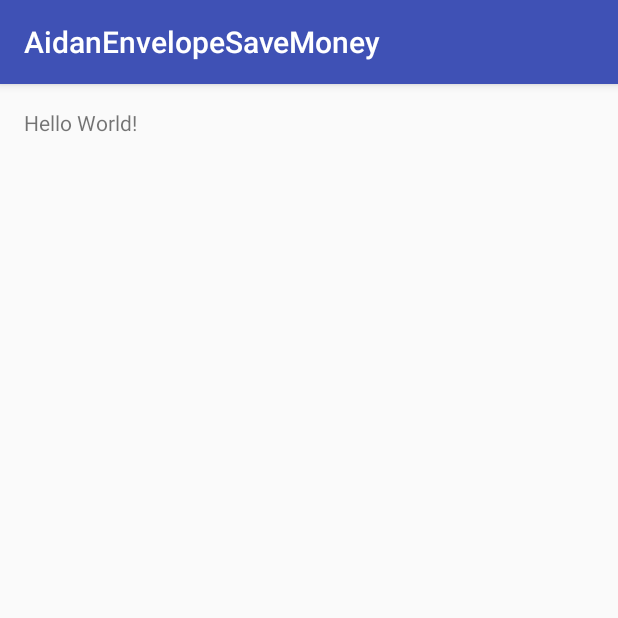
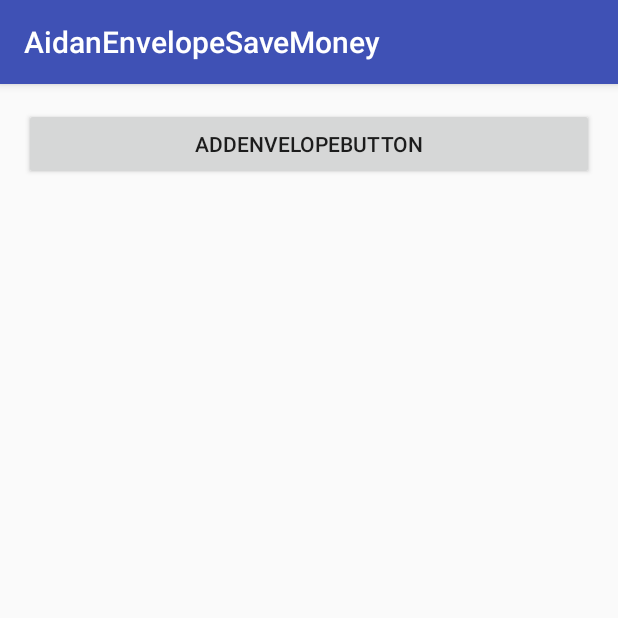
Before and after one commit to Aidan79225/Envelope, an Android app: the screen it shows after launch (MainActivity), on a phone screen of 412 x 824 dp, the top half of it. Run offline under Robolectric (Android 15) with nearby library versions, the phone set to English and light mode, and no system bars.

Commit message:
點擊新增信封袋

```diff
--- a/AidanEnvelopeSaveMoney/app/build.gradle
+++ b/AidanEnvelopeSaveMoney/app/build.gradle
@@ -4,7 +4,7 @@ android {
     compileSdkVersion 24
     buildToolsVersion "24.0.3"
     defaultConfig {
-        applicationId "com.example.aidan.aidanenvelopesavemoney"
+        applicationId "com.aidan.aidanenvelopesavemoney"
         minSdkVersion 15
         targetSdkVersion 24
         versionCode 1
--- a/AidanEnvelopeSaveMoney/app/src/main/AndroidManifest.xml
+++ b/AidanEnvelopeSaveMoney/app/src/main/AndroidManifest.xml
@@ -1,6 +1,6 @@
 <?xml version="1.0" encoding="utf-8"?>
 <manifest xmlns:android="http://schemas.android.com/apk/res/android"
-    package="com.example.aidan.aidanenvelopesavemoney">
+    package="com.aidan.aidanenvelopesavemoney">
 
     <application
         android:allowBackup="true"
--- /dev/null
+++ b/AidanEnvelopeSaveMoney/app/src/main/java/com/aidan/aidanenvelopesavemoney/EnvelopeList/EnvelopeAdapter.java
@@ -0,0 +1,83 @@
+package com.aidan.aidanenvelopesavemoney.EnvelopeList;
+
+import android.content.Context;
+import android.view.LayoutInflater;
+import android.view.View;
+import android.view.ViewGroup;
+import android.widget.BaseAdapter;
+import android.widget.ImageView;
+import android.widget.TextView;
+
+import com.aidan.aidanenvelopesavemoney.Model.Envelope;
+import com.aidan.aidanenvelopesavemoney.R;
+
+import java.util.ArrayList;
+import java.util.List;
+
+/**
+ * Created by Aidan on 2016/10/2.
+ */
+
+public class EnvelopeAdapter extends BaseAdapter implements EnvelopeListContract.newData{
+    private List<Envelope> envelopeList = new ArrayList<>();
+    private Context context;
+    private LayoutInflater inflater;
+    public  EnvelopeAdapter(Context context){
+        this.context = context;
+        inflater = LayoutInflater.from(context);
+    }
+    @Override
+    public int getCount() {
+        return envelopeList.size();
+    }
+
+    @Override
+    public Envelope getItem(int position) {
+        return envelopeList.get(position);
+    }
+
+    @Override
+    public long getItemId(int position) {
+        return position;
+    }
+
+    @Override
+    public View getView(int position, View convertView, ViewGroup parent) {
+        ViewHolder viewHolder;
+        if(convertView == null){
+            convertView = inflater.inflate(R.layout.item_envelope,parent,false);
+            viewHolder = new ViewHolder();
+            viewHolder.nameTextView = (TextView) convertView.findViewById(R.id.nameTextView);
+            viewHolder.surplusTextView = (TextView) convertView.findViewById(R.id.surplusTextView);
+            viewHolder.percentTextView = (TextView) convertView.findViewById(R.id.percentTextView);
+            viewHolder.iconImageView = (ImageView) convertView.findViewById(R.id.iconImageView);
+            convertView.setTag(viewHolder);
+        }else{
+            viewHolder = (ViewHolder) convertView.getTag();
+        }
+        viewHolder.setViewHolder(envelopeList.get(position));
+
+        return convertView;
+    }
+    public void setEnvelopeList(List<Envelope> envelopeList){
+        this.envelopeList = envelopeList;
+    }
+
+    @Override
+    public void update() {
+        notifyDataSetChanged();
+    }
+
+    public class ViewHolder{
+        public TextView nameTextView;
+        public TextView surplusTextView;
+        public TextView percentTextView;
+        public ImageView iconImageView;
+        public void setViewHolder(Envelope envelope){
+            float sup = envelope.getMax()-envelope.getCost();
+            nameTextView.setText(envelope.getName());
+            surplusTextView.setText(String.valueOf(sup));
+            percentTextView.setText(String.valueOf(sup *100.0 / envelope.getMax()) + "%");
+        }
+    }
+}
--- /dev/null
+++ b/AidanEnvelopeSaveMoney/app/src/main/java/com/aidan/aidanenvelopesavemoney/EnvelopeList/EnvelopeListContract.java
@@ -0,0 +1,24 @@
+package com.aidan.aidanenvelopesavemoney.EnvelopeList;
+
+import com.aidan.aidanenvelopesavemoney.Model.Envelope;
+
+/**
+ * Created by Aidan on 2016/10/1.
+ */
+
+public interface EnvelopeListContract {
+    interface view{
+        void findView();
+        void setEnvelopeGridView();
+        void setViewClick();
+    }
+    interface presenter{
+        void setAdapter(EnvelopeAdapter adapter);
+        void start();
+        void addEnvelopButtonClick();
+        void adapterLoadData();
+    }
+    interface newData{
+        void update();
+    }
+}
--- /dev/null
+++ b/AidanEnvelopeSaveMoney/app/src/main/java/com/aidan/aidanenvelopesavemoney/EnvelopeList/EnvelopeListFragment.java
@@ -0,0 +1,61 @@
+package com.aidan.aidanenvelopesavemoney.EnvelopeList;
+
+import android.app.Fragment;
+import android.content.Context;
+import android.os.Bundle;
+import android.view.LayoutInflater;
+import android.view.View;
+import android.view.ViewGroup;
+import android.widget.Button;
+import android.widget.GridView;
+
+import com.aidan.aidanenvelopesavemoney.R;
+
+/**
+ * Created by Aidan on 2016/10/1.
+ */
+
+public class EnvelopeListFragment extends Fragment implements EnvelopeListContract.view {
+    private View rootView;
+    private GridView envelopesGridView;
+    private Button addEnvelopeButton;
+    public EnvelopeListContract.presenter presenter;
+    @Override
+    public void onCreate(Bundle s){
+        super.onCreate(s);
+    }
+    @Override
+    public View onCreateView(LayoutInflater inflater, ViewGroup container, Bundle savedInstanceState) {
+        rootView = inflater.inflate(R.layout.fragment_envelope_list, container, false);
+        if(presenter == null){
+            presenter = new EnvelopeListPresenter(this);
+        }
+        presenter.start();
+        return rootView;
+    }
+
+    @Override
+    public void findView() {
+        envelopesGridView = (GridView) rootView.findViewById(R.id.envelopesGridView);
+        addEnvelopeButton =(Button)rootView.findViewById(R.id.addEnvelopeButton);
+    }
+
+    @Override
+    public void setEnvelopeGridView() {
+        EnvelopeAdapter adapter = new EnvelopeAdapter(getActivity());
+        presenter.setAdapter(adapter);
+        presenter.adapterLoadData();
+        envelopesGridView.setAdapter(adapter);
+    }
+
+    @Override
+    public void setViewClick() {
+        addEnvelopeButton.setOnClickListener(new View.OnClickListener() {
+            @Override
+            public void onClick(View v) {
+                presenter.addEnvelopButtonClick();
+            }
+        });
+    }
+
+}
--- /dev/null
+++ b/AidanEnvelopeSaveMoney/app/src/main/java/com/aidan/aidanenvelopesavemoney/EnvelopeList/EnvelopeListModel.java
@@ -0,0 +1,26 @@
+package com.aidan.aidanenvelopesavemoney.EnvelopeList;
+
+import com.aidan.aidanenvelopesavemoney.Model.Envelope;
+
+import java.util.ArrayList;
+import java.util.List;
+
+/**
+ * Created by Aidan on 2016/10/2.
+ */
+
+public class EnvelopeListModel {
+    private List<Envelope> envelopeList = new ArrayList<>();
+    private List<EnvelopeListContract.newData> updateList = new ArrayList<>();
+    public void addUpdateList(EnvelopeListContract.newData newData){
+        updateList.add(newData);
+    }
+    public void addEnvelope(Envelope envelope){
+        envelopeList.add(envelope);
+        for(EnvelopeListContract.newData newData : updateList)
+                newData.update();
+    }
+    public List<Envelope> getEnvelopeList(){
+        return envelopeList;
+    }
+}
--- /dev/null
+++ b/AidanEnvelopeSaveMoney/app/src/main/java/com/aidan/aidanenvelopesavemoney/EnvelopeList/EnvelopeListPresenter.java
@@ -0,0 +1,46 @@
+package com.aidan.aidanenvelopesavemoney.EnvelopeList;
+
+import com.aidan.aidanenvelopesavemoney.Model.Envelope;
+
+/**
+ * Created by Aidan on 2016/10/1.
+ */
+
+public class EnvelopeListPresenter implements EnvelopeListContract.presenter {
+    private EnvelopeListContract.view view;
+    private EnvelopeListModel model;
+    private EnvelopeAdapter adapter;
+    public EnvelopeAdapter getAdapter() {
+        return adapter;
+    }
+
+
+
+    public EnvelopeListPresenter(EnvelopeListContract.view view){
+        this.view = view;
+        model = new EnvelopeListModel();
+    }
+
+    @Override
+    public void setAdapter(EnvelopeAdapter adapter) {
+        this.adapter = adapter;
+        model.addUpdateList(adapter);
+    }
+
+    @Override
+    public void start() {
+        view.findView();
+        view.setEnvelopeGridView();
+        view.setViewClick();
+    }
+    @Override
+    public void adapterLoadData(){
+        adapter.setEnvelopeList(model.getEnvelopeList());
+    }
+
+    @Override
+    public void addEnvelopButtonClick() {
+        Envelope envelope = new Envelope();
+        model.addEnvelope(envelope);
+    }
+}
--- /dev/null
+++ b/AidanEnvelopeSaveMoney/app/src/main/java/com/aidan/aidanenvelopesavemoney/MainActivity.java
@@ -0,0 +1,36 @@
+package com.aidan.aidanenvelopesavemoney;
+
+import android.app.Fragment;
+import android.app.FragmentManager;
+import android.app.FragmentTransaction;
+import android.support.v7.app.AppCompatActivity;
+import android.os.Bundle;
+import android.widget.RelativeLayout;
+
+import com.aidan.aidanenvelopesavemoney.EnvelopeList.EnvelopeListFragment;
+
+public class MainActivity extends AppCompatActivity {
+    private RelativeLayout fragmentContainerRelativeLayout;
+    @Override
+    protected void onCreate(Bundle savedInstanceState) {
+        super.onCreate(savedInstanceState);
+        setContentView(R.layout.activity_main);
+    }
+    @Override
+    public void onResume(){
+        super.onResume();
+        findView();
+        loadEnvelopeListFragment();
+    }
+    public void findView(){
+        fragmentContainerRelativeLayout = (RelativeLayout)findViewById(R.id.fragmentContainerRelativeLayout);
+    }
+    public void loadEnvelopeListFragment(){
+        Fragment fragment = new EnvelopeListFragment();
+        FragmentManager fragmentManager = getFragmentManager();
+        FragmentTransaction transaction = fragmentManager.beginTransaction();
+        transaction.add(R.id.fragmentContainerRelativeLayout, fragment, EnvelopeListFragment.class.getName());
+        transaction.commit();
+    }
+
+}
--- a/AidanEnvelopeSaveMoney/app/src/main/res/layout/activity_main.xml
+++ b/AidanEnvelopeSaveMoney/app/src/main/res/layout/activity_main.xml
@@ -8,10 +8,15 @@
     android:paddingLeft="@dimen/activity_horizontal_margin"
     android:paddingRight="@dimen/activity_horizontal_margin"
     android:paddingTop="@dimen/activity_vertical_margin"
-    tools:context="com.example.aidan.aidanenvelopesavemoney.MainActivity">
+    tools:context="com.aidan.aidanenvelopesavemoney.MainActivity">
 
-    <TextView
-        android:layout_width="wrap_content"
-        android:layout_height="wrap_content"
-        android:text="Hello World!" />
+    <RelativeLayout
+        android:id="@+id/fragmentContainerRelativeLayout"
+        android:layout_width="match_parent"
+        android:layout_height="match_parent"
+        android:layout_alignParentTop="true"
+        android:layout_alignParentLeft="true"
+        android:layout_alignParentStart="true">
+
+    </RelativeLayout>
 </RelativeLayout>
--- /dev/null
+++ b/AidanEnvelopeSaveMoney/app/src/main/res/layout/fragment_envelope_list.xml
@@ -0,0 +1,17 @@
+<?xml version="1.0" encoding="utf-8"?>
+<LinearLayout xmlns:android="http://schemas.android.com/apk/res/android"
+    android:orientation="vertical" android:layout_width="match_parent"
+    android:layout_height="match_parent">
+
+    <Button
+        android:text="addEnvelopeButton"
+        android:layout_width="match_parent"
+        android:layout_height="wrap_content"
+        android:id="@+id/addEnvelopeButton" />
+
+    <GridView
+        android:id="@+id/envelopesGridView"
+        android:layout_width="match_parent"
+        android:layout_height="match_parent"
+        android:numColumns="3"/>
+</LinearLayout>
```
Also changed, not shown: AidanEnvelopeSaveMoney/app/src/main/java/com/aidan/aidanenvelopesavemoney/Model/Account.java (added, +38 -0 lines), AidanEnvelopeSaveMoney/app/src/main/java/com/aidan/aidanenvelopesavemoney/Model/Envelope.java (added, +50 -0 lines), AidanEnvelopeSaveMoney/app/src/main/java/com/example/aidan/aidanenvelopesavemoney/MainActivity.java (deleted, +0 -13 lines), AidanEnvelopeSaveMoney/app/src/main/res/layout/item_envelope.xml (added, +29 -0 lines), AidanEnvelopeSaveMoney/app/src/main/res/mipmap-hdpi/envelop.png (added), 4 other files.
